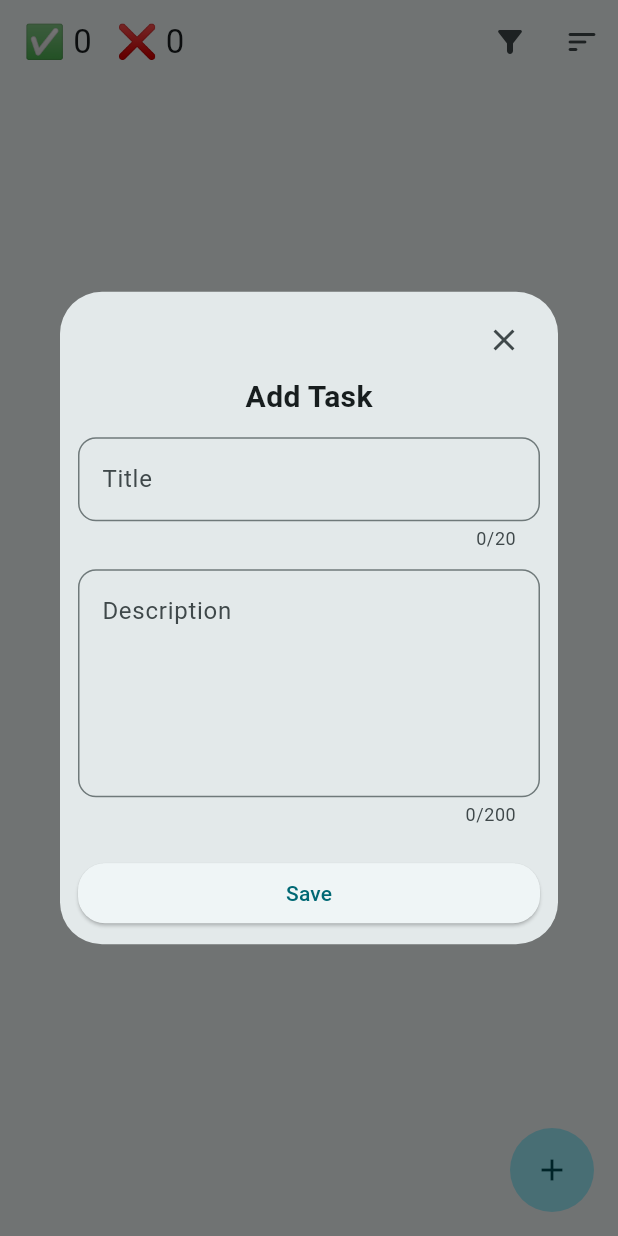
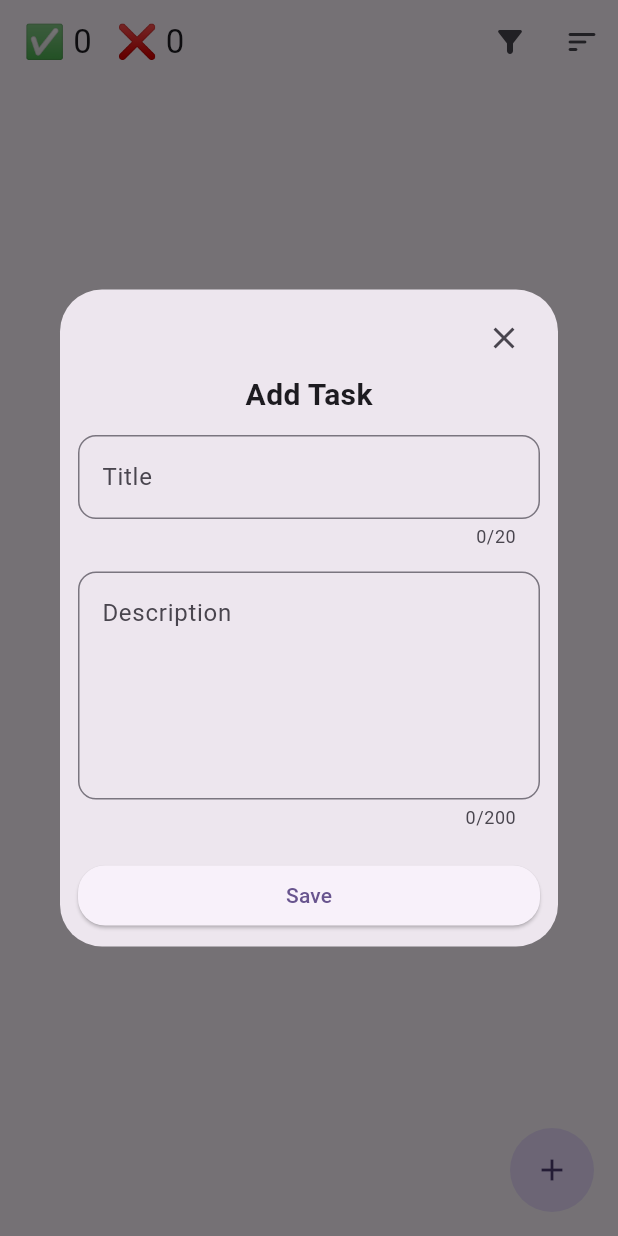
Before and after one commit to alexandrakomkova/todo_app_flutter, a Flutter app: the screen it shows after launch, after a tap on the "add" icon, on a phone screen of 412 x 824 dp. Run offline on Flutter 3.47's test engine with Material 3 defaults, Android fonts, the phone set to English and light mode, and no system bars; our stand-ins replace bloc, equatable, flutter_bloc, hive_ce, hive_ce_flutter, injectable and 1 more; accounts and stored records are empty.

```diff
--- a/lib/l10n/app_localizations.dart
+++ b/lib/l10n/app_localizations.dart
@@ -104,11 +104,17 @@ abstract class AppLocalizations {
   /// **'Click \"+\" to add your first task!'**
   String get homePageEmptyTodoList;
 
-  /// This text shown as title for AddTodoDialog
+  /// This text shown as title for AddTodoDialog when adding new task
   ///
   /// In en, this message translates to:
   /// **'Add Task'**
-  String get addTodoDialogTitle;
+  String get addTodoDialogTitleAddMode;
+
+  /// This text shown as title for AddTodoDialog when editing existing task
+  ///
+  /// In en, this message translates to:
+  /// **'Edit Task'**
+  String get addTodoDialogTitleEditMode;
 
   /// No description provided for @addTodoDialogTodoTitleField.
   ///
--- a/lib/l10n/app_localizations_en.dart
+++ b/lib/l10n/app_localizations_en.dart
@@ -12,7 +12,10 @@ class AppLocalizationsEn extends AppLocalizations {
   String get homePageEmptyTodoList => 'Click \"+\" to add your first task!';
 
   @override
-  String get addTodoDialogTitle => 'Add Task';
+  String get addTodoDialogTitleAddMode => 'Add Task';
+
+  @override
+  String get addTodoDialogTitleEditMode => 'Edit Task';
 
   @override
   String get addTodoDialogTodoTitleField => 'Title';
--- a/lib/l10n/app_localizations_ru.dart
+++ b/lib/l10n/app_localizations_ru.dart
@@ -13,7 +13,10 @@ class AppLocalizationsRu extends AppLocalizations {
       'Нажмите \"+\", чтобы добавить вашу первую задачу!';
 
   @override
-  String get addTodoDialogTitle => 'Добавить задачу';
+  String get addTodoDialogTitleAddMode => 'Добавить задачу';
+
+  @override
+  String get addTodoDialogTitleEditMode => 'Редактировать задачу';
 
   @override
   String get addTodoDialogTodoTitleField => 'Задача';
--- a/lib/presentation/bloc/add_todo_bloc/add_todo_bloc.dart
+++ b/lib/presentation/bloc/add_todo_bloc/add_todo_bloc.dart
@@ -12,11 +12,13 @@ class AddTodoBloc extends Bloc<AddTodoBlocEvent, AddTodoState> {
 
   AddTodoBloc({
     required TodoRepositoryImpl todoRepositoryImpl,
+    required Todo? initialTodo,
   }) : _todoRepositoryImpl = todoRepositoryImpl,
         super(
         AddTodoState(
-          title:  '',
-          description:  '',
+          initialTodo: initialTodo,
+          title:  initialTodo?.title ?? '',
+          description:  initialTodo?.description ?? '',
         ),
   ) {
     on<OnTodoTitleChanged>(_onTodoTitleChanged);
@@ -44,14 +46,17 @@ class AddTodoBloc extends Bloc<AddTodoBlocEvent, AddTodoState> {
   ) async {
     emit(state.copyWith(status: AddTodoStatus.loading));
 
-    final todo = Todo(
-        title: state.title,
-        description: state.description,
+    final todo = (state.initialTodo ?? Todo(
+        title: '',
+        description: '',
         timestampInMillisecondsFromEpoch: DateTime.now().millisecondsSinceEpoch
+    )).copyWith(
+      title: state.title,
+      description: state.description,
     );
 
     try {
-      await _todoRepositoryImpl.addTodo(todo);
+      state.isNewTodo ? await _todoRepositoryImpl.addTodo(todo) : await _todoRepositoryImpl.updateTodo(todo);
       emit(state.copyWith(status: AddTodoStatus.success));
     } catch (e) {
       emit(state.copyWith(status: AddTodoStatus.failure));
--- a/lib/presentation/bloc/add_todo_bloc/add_todo_state.dart
+++ b/lib/presentation/bloc/add_todo_bloc/add_todo_state.dart
@@ -13,15 +13,15 @@ final class AddTodoState extends Equatable {
   final String title;
   final String description;
   final AddTodoStatus status;
-  // final Todo? initialTodo;
+  final Todo? initialTodo;
 
- // bool get isNewTodo => initialTodo == null;
+  bool get isNewTodo => initialTodo == null;
 
   const AddTodoState({
     this.title = '',
     this.description = '',
     this.status = AddTodoStatus.initial,
-    //this.initialTodo
+    this.initialTodo
   });
 
   AddTodoState copyWith({
@@ -34,11 +34,11 @@ final class AddTodoState extends Equatable {
       title: title ?? this.title,
       description: description ?? this.description,
       status: status ?? this.status,
-      //initialTodo: initialTodo ?? this.initialTodo,
+      initialTodo: initialTodo ?? this.initialTodo,
     );
   }
 
   @override
-  List<Object?> get props => [status, title, description];
+  List<Object?> get props => [status, title, description, initialTodo];
 
 }
--- a/lib/presentation/theme/theme.dart
+++ b/lib/presentation/theme/theme.dart
@@ -36,7 +36,7 @@ class TodoTheme {
     return ThemeData(
       colorScheme: ColorScheme.fromSeed(
         brightness: Brightness.light,
-        seedColor: Colors.white
+        seedColor: Colors.deepPurple
       ),
       snackBarTheme: const SnackBarThemeData(
         behavior: SnackBarBehavior.floating,
--- a/lib/presentation/view/home_page.dart
+++ b/lib/presentation/view/home_page.dart
@@ -10,6 +10,8 @@ import 'package:todo_app/presentation/widget/add_todo_dialog.dart';
 import 'package:todo_app/presentation/widget/todo_card.dart';
 import 'package:todo_app/presentation/widget/todo_filter_button.dart';
 import 'package:todo_app/presentation/widget/todo_sort_button.dart';
+
+import '../../domain/model/todo.dart';
 
 
 class HomePage extends StatelessWidget {
@@ -39,15 +41,16 @@ class HomePage extends StatelessWidget {
 class HomeView extends StatelessWidget {
   const HomeView({super.key});
 
-  void _showAddTodoDialog(BuildContext context) {
+  void _showAddTodoDialog(BuildContext context, [Todo? todo]) {
     showDialog(
         context: context,
       builder: (BuildContext dialogContext) {
         return BlocProvider(
           create: (dialogContext) => AddTodoBloc(
               todoRepositoryImpl: context.read<TodoRepositoryImpl>(),
+              initialTodo: todo
           ),
-          child: const AddTodoDialog(),
+          child: AddTodoDialog(initialTodo: todo,),
         );
       },
     );
@@ -102,7 +105,13 @@ class HomeView extends StatelessWidget {
                           itemBuilder: (context, index) {
                             var todo = state.filteredAndOrderedTodos.elementAt(index);
 
-                            return TodoCard(todo: todo);
+                            return TodoCard(
+                              todo: todo,
+                              showEditTodoDialog: () {
+                                print('$index');
+                                  _showAddTodoDialog(context, todo);
+                              },
+                            );
                           },
                         )
                     ),
--- a/lib/presentation/widget/add_todo_dialog.dart
+++ b/lib/presentation/widget/add_todo_dialog.dart
@@ -2,10 +2,16 @@ import 'package:flutter/material.dart';
 import 'package:flutter_bloc/flutter_bloc.dart';
 import 'package:todo_app/l10n/l10n.dart';
 
+import '../../domain/model/todo.dart';
 import '../bloc/add_todo_bloc/add_todo_bloc.dart';
 
 class AddTodoDialog extends StatefulWidget {
-  const AddTodoDialog({super.key});
+  final Todo? initialTodo;
+
+  const AddTodoDialog({
+    required this.initialTodo,
+    super.key
+  });
 
   @override
   State<AddTodoDialog> createState() => _AddTodoDialogState();
@@ -45,7 +51,7 @@ class _AddTodoDialogState extends State<AddTodoDialog> {
                   // dialog title
                   Center(
                     child: Text(
-                      l10n.addTodoDialogTitle,
+                      state.isNewTodo ? l10n.addTodoDialogTitleAddMode : l10n.addTodoDialogTitleEditMode,
                       style: TextStyle(
                           fontSize: 20,
                           fontWeight: FontWeight.w600,
@@ -63,6 +69,7 @@ class _AddTodoDialogState extends State<AddTodoDialog> {
                       border: OutlineInputBorder(
                         borderRadius: BorderRadius.circular(12.0)
                       ),
+                      errorStyle: TextStyle(fontSize: 11.0)
                     ),
                     validator: (value) {
                       if(value == null || value.isEmpty) {
@@ -76,7 +83,7 @@ class _AddTodoDialogState extends State<AddTodoDialog> {
                       context.read<AddTodoBloc>().add(OnTodoTitleChanged(value));
                     },
                   ),
-                  const SizedBox(height: 12.0),
+                  const SizedBox(height: 15.0),
 
                   // task description text field
                   TextFormField(
--- a/lib/presentation/widget/todo_card.dart
+++ b/lib/presentation/widget/todo_card.dart
@@ -8,9 +8,11 @@ import '../bloc/todo_bloc/todo_bloc.dart';
 
 class TodoCard extends StatelessWidget {
   final Todo todo;
+  final void Function() showEditTodoDialog;
 
  const TodoCard({
     required this.todo,
+    required this.showEditTodoDialog,
     super.key
   });
 
@@ -90,6 +92,7 @@ class TodoCard extends StatelessWidget {
             ),
           ),
         ),
+        onTap: () => showEditTodoDialog(),
       ),
     );
   }
```
Also changed, not shown: lib/l10n/app_en.arb (+7 -3 lines), lib/l10n/app_ru.arb (+7 -3 lines).
